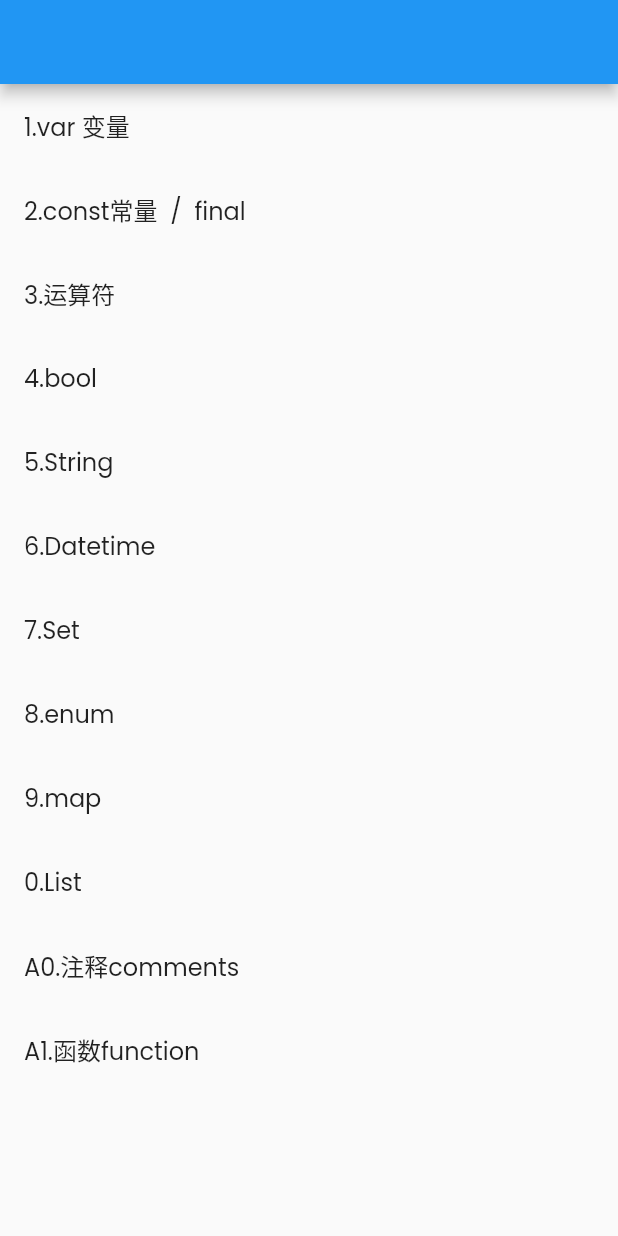
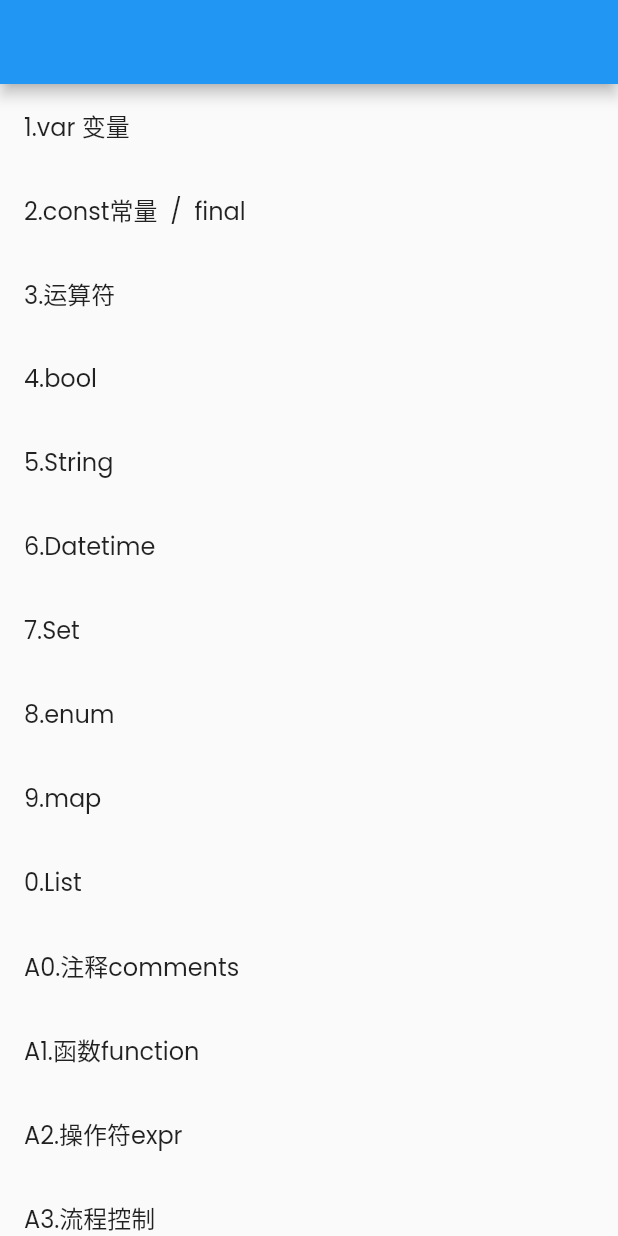
Before and after one commit to Shineforword/lyxy, a Flutter app: the LyDart screen opened directly, on a phone screen of 412 x 824 dp. Run offline on Flutter 3.47's test engine with Material 2 defaults, Android fonts, the phone set to English and light mode, and no system bars; our stand-ins replace extended_image, flutter_markdown; missing offline and left inert: markdown_syntax_highlighter, wechat_assets_picker; network calls fail.

Commit message:
[dart - 流程控制]

```diff
--- a/lib/explore/dart/ly_dart.dart
+++ b/lib/explore/dart/ly_dart.dart
@@ -49,6 +49,12 @@ class LyDart extends StatelessWidget {
           LyxyExploreItem(
               title: "A1.函数function",
               page: LyxyCodes(mdpwd: "lib/assets/markdown/dart/function.md")),
+          LyxyExploreItem(
+              title: "A2.操作符expr",
+              page: LyxyCodes(mdpwd: "lib/assets/markdown/dart/expr.md")),
+          LyxyExploreItem(
+              title: "A3.流程控制",
+              page: LyxyCodes(mdpwd: "lib/assets/markdown/dart/flow.md")),
         ],
       ),
     );
```
Also changed, not shown: 1 other file.
